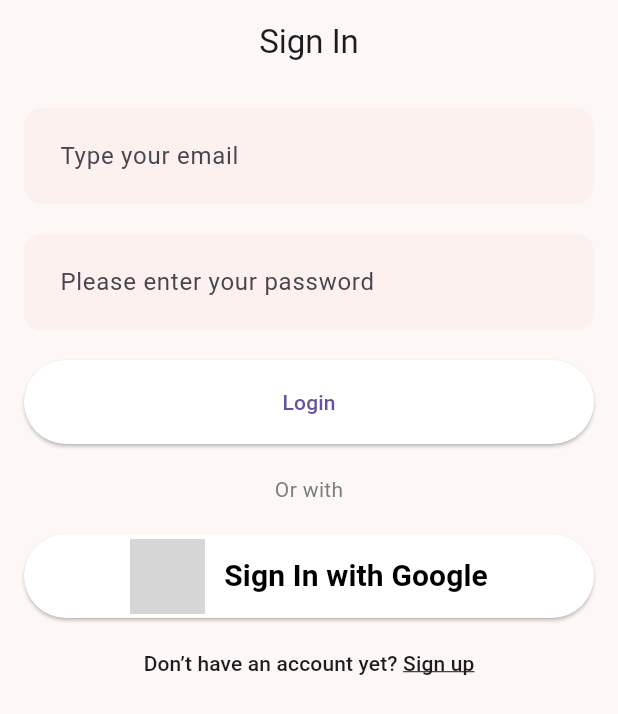
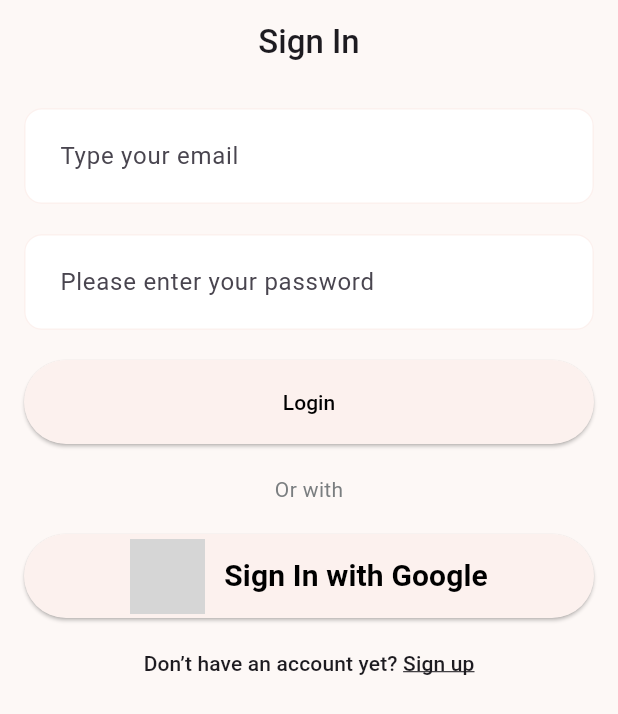
Before and after one commit to loremm34/notion-test, a Flutter app: the screen it shows after launch, on a phone screen of 412 x 824 dp. Shown: the top 714 px of the screen. Run offline on Flutter 3.47's test engine with Material 3 defaults, Android fonts, the phone set to English and light mode, and no system bars; our stand-ins replace bloc, cloud_firestore, firebase_auth, firebase_core, flutter_svg, google_sign_in; accounts and stored records are empty; generated files the repository leaves out were written again; Roboto replaces fonts that are missing (Ubuntu Condensed); grey boxes are pictures that could not be loaded.

```diff
--- a/lib/common/widgets/basic_button.dart
+++ b/lib/common/widgets/basic_button.dart
@@ -14,7 +14,11 @@ class BasicButton extends StatelessWidget {
       height: 56,
       child: ElevatedButton(
         style: ElevatedButton.styleFrom(
-          backgroundColor: Colors.white,
+          backgroundColor: const Color.fromARGB(255, 252, 241, 238),
+          foregroundColor: Colors.black,
+          textStyle: const TextStyle(
+            fontWeight: FontWeight.w500,
+          ),
         ),
         onPressed: onTap,
         child: Text(
--- /dev/null
+++ b/lib/configs/assets/app_vectors.dart
@@ -0,0 +1,5 @@
+class AppVectors {
+  static const String basePath = 'assets/vectors/';
+  static const String format = '.svg';
+  static const String filterIcon = '${basePath}filter$format';
+}
--- a/lib/configs/theme/app_theme.dart
+++ b/lib/configs/theme/app_theme.dart
@@ -7,7 +7,7 @@ class AppTheme {
     fontFamily: 'Ubuntu Condensed',
     inputDecorationTheme: InputDecorationTheme(
       filled: true,
-      fillColor: const Color.fromARGB(255, 252, 241, 238),
+      fillColor: Colors.white,
       contentPadding: const EdgeInsets.all(20),
       enabledBorder: OutlineInputBorder(
         borderRadius: BorderRadius.circular(12.0),
--- a/lib/presentation/auth/screen/sign_in.dart
+++ b/lib/presentation/auth/screen/sign_in.dart
@@ -71,7 +71,12 @@ class _SignInScreenState extends State<SignInScreen> {
   Widget build(BuildContext context) {
     return Scaffold(
       appBar: AppBar(
-        title: const Text("Sign In"),
+        title: const Text(
+          "Sign In",
+          style: TextStyle(
+            fontWeight: FontWeight.w500,
+          ),
+        ),
         centerTitle: true,
         backgroundColor: Colors.transparent,
       ),
@@ -132,7 +137,7 @@ class _SignInScreenState extends State<SignInScreen> {
                     await _authService.signInWithGoogle();
                   },
                   style: ElevatedButton.styleFrom(
-                      backgroundColor: Colors.white,
+                      backgroundColor: const Color.fromARGB(255, 252, 241, 238),
                       foregroundColor: Colors.black),
                   child: Row(
                     mainAxisAlignment: MainAxisAlignment.center,
--- a/lib/services/auth_service.dart
+++ b/lib/services/auth_service.dart
@@ -15,7 +15,8 @@ class AuthService implements AuthRepository {
           email: email, password: password);
       return res.user;
     } on FirebaseAuthException catch (e) {
-      throw e;
+      log('$e');
+      rethrow;
     } catch (e) {
       throw Exception('Ошибка при регистрации. Попробуйте еще раз.');
     }
@@ -29,7 +30,8 @@ class AuthService implements AuthRepository {
           email: email, password: password);
       return res.user;
     } on FirebaseAuthException catch (e) {
-      throw e;
+      log('$e');
+      rethrow;
     } catch (e) {
       throw Exception('Ошибка при авторизации. Попробуйте еще раз.');
     }
--- a/pubspec.yaml
+++ b/pubspec.yaml
@@ -42,6 +42,7 @@ dependencies:
   uuid: ^4.5.1
   flutter_svg: ^2.0.16
   google_sign_in: ^6.2.2
+  cloud_firestore: ^5.5.0
 
 dev_dependencies:
   flutter_test:
```
Also changed, not shown: lib/data/entities/note_entity.dart (added, +13 -0 lines), lib/data/models/note_model.dart (added, +52 -0 lines), lib/presentation/home/screen/home.dart (+30 -1 lines), lib/presentation/home/widgets/note_item.dart (added, +35 -0 lines).
